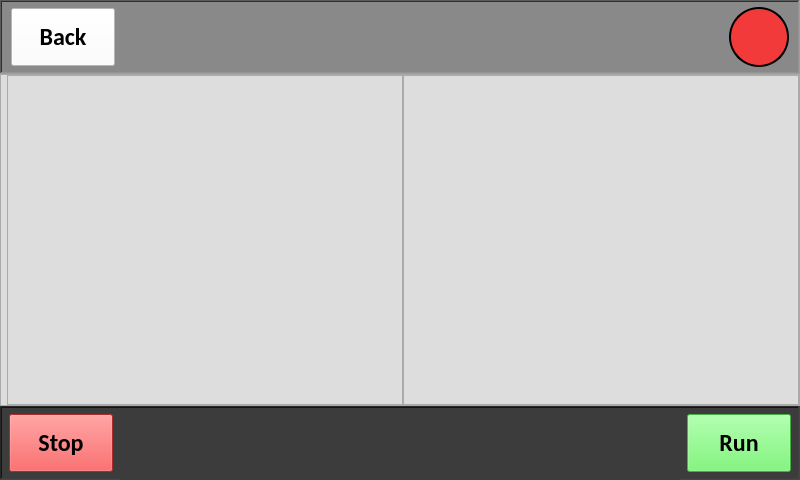
First picture: the form in experiment_run.ui, repository CFigueroa90894/plasmetry, before the edit.
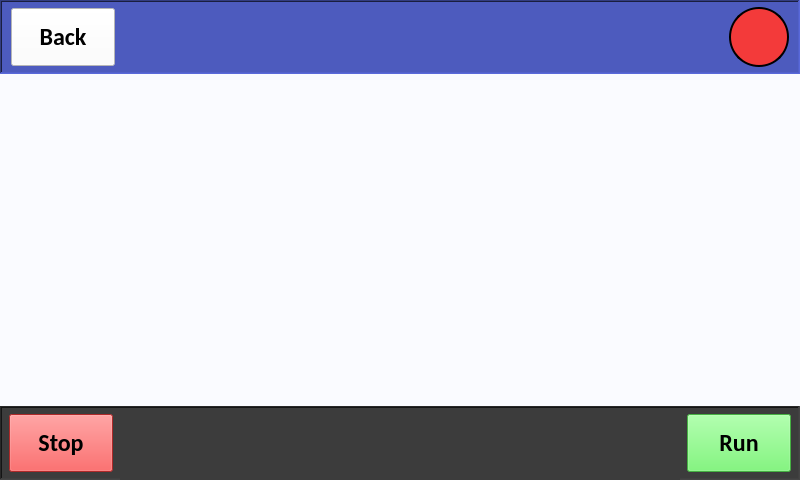
Second picture: the form after the edit.

What changed in the file:
```diff
--- a/experiment_run.ui
+++ b/experiment_run.ui
@@ -27,7 +27,13 @@
   </property>
   <widget class="QWidget" name="centralwidget">
    <property name="styleSheet">
-    <string notr="true">background-color: #DDDDDD;</string>
+    <string notr="true">QWidget {
+	background-color: #fafbff;
+}
+
+QFrame {
+	background-color: transparent;
+}</string>
    </property>
    <layout class="QVBoxLayout" name="verticalLayout">
     <property name="spacing">
@@ -61,7 +67,7 @@
       </property>
       <property name="styleSheet">
        <string notr="true">QFrame {
-	background-color: #898989;
+	background-color: #4d5bbe;
 }</string>
       </property>
       <property name="frameShape">
@@ -202,6 +208,11 @@
     </item>
     <item>
      <widget class="QFrame" name="main_view">
+      <property name="styleSheet">
+       <string notr="true">QDoubleSpinBox {
+	border: 2px solid #4d5bbe;
+}</string>
+      </property>
       <property name="frameShape">
        <enum>QFrame::StyledPanel</enum>
       </property>
```
